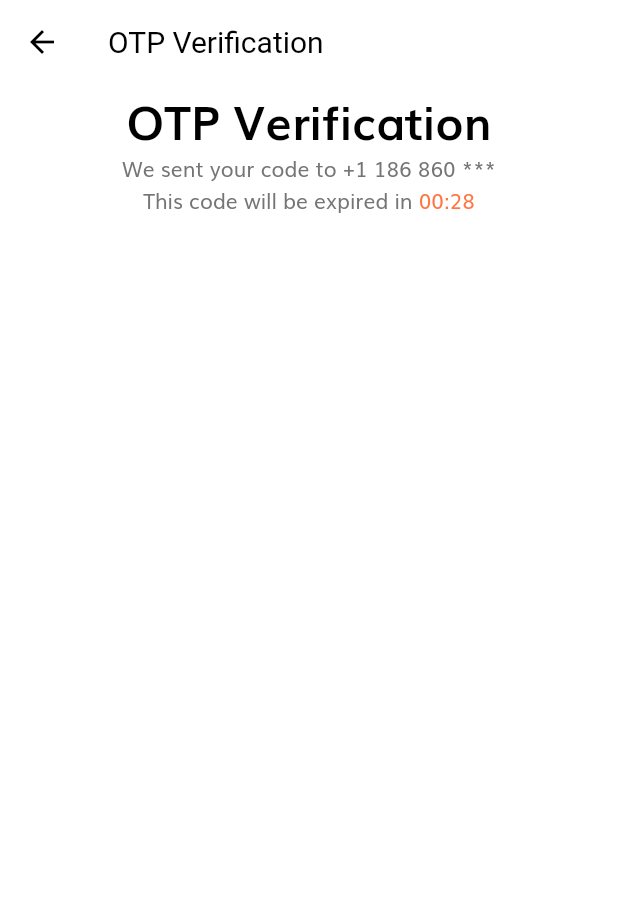
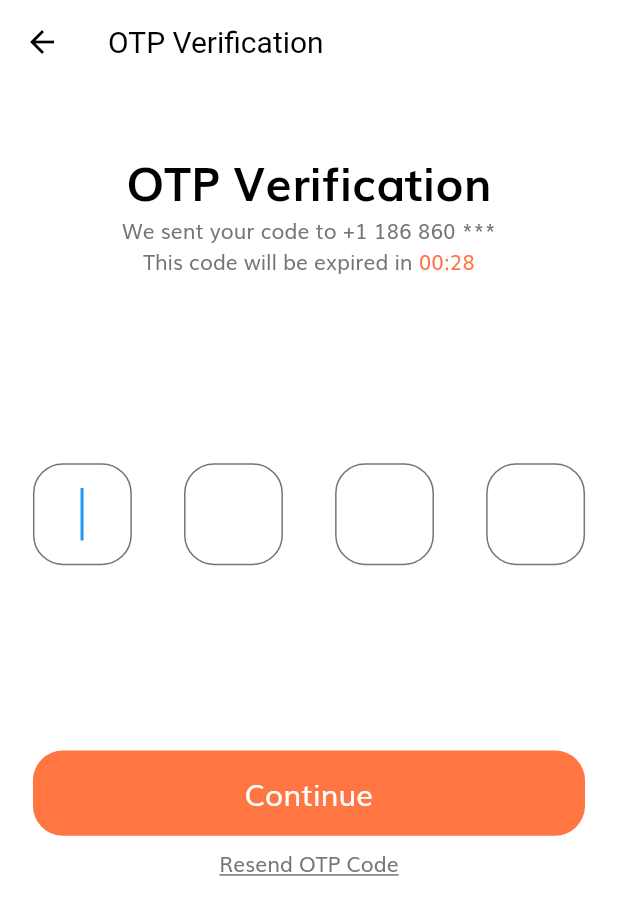
Before and after one commit to Juanr1m/E-commerce-UI, a Flutter app: the OtpScreen screen opened by its route, on a phone screen of 412 x 824 dp. Shown: the top 915 px of the screen. Run offline on Flutter 3.47's test engine with Material 2 defaults, Android fonts, the phone set to English and light mode, and no system bars; our stand-ins replace flutter_svg.

Commit message:
otp screen done

```diff
--- a/lib/constants.dart
+++ b/lib/constants.dart
@@ -30,3 +30,19 @@ const String kInvalidEmailError = "Please Enter Valid Email";
 const String kPassNullError = "Please Enter your password";
 const String kShortPassError = "Password is too short";
 const String kMatchPassError = "Passwords don't match";
+
+final otpInputDecoration = InputDecoration(
+  contentPadding: EdgeInsets.symmetric(
+    vertical: getProportionateScreenWidth(15),
+  ),
+  enabledBorder: outlineInputBorder(),
+  focusedBorder: outlineInputBorder(),
+  border: outlineInputBorder(),
+);
+
+OutlineInputBorder outlineInputBorder() {
+  return OutlineInputBorder(
+    borderRadius: BorderRadius.circular(20),
+    borderSide: BorderSide(color: kTextColor),
+  );
+}
--- a/lib/screens/otp/components/body.dart
+++ b/lib/screens/otp/components/body.dart
@@ -1,5 +1,8 @@
 import 'package:flutter/material.dart';
 import 'package:flutter_way/constants.dart';
+import 'package:flutter_way/size_config.dart';
+
+import 'otp_form.dart';
 
 class Body extends StatelessWidget {
   const Body({Key key}) : super(key: key);
@@ -8,15 +11,34 @@ class Body extends StatelessWidget {
   Widget build(BuildContext context) {
     return SizedBox(
       width: double.infinity,
+      child: Padding(
+        padding:
+            EdgeInsets.symmetric(horizontal: getProportionateScreenWidth(20)),
+        child: SingleChildScrollView(
           child: Column(
             children: [
+              SizedBox(height: SizeConfig.screenHeight * 0.05),
               Text(
                 "OTP Verification",
                 style: headingStyle,
               ),
               Text("We sent your code to +1 186 860 ***"),
               buildTimer(),
+              SizedBox(height: SizeConfig.screenHeight * 0.15),
+              OtpForm(),
+              SizedBox(height: SizeConfig.screenHeight * 0.01),
+              GestureDetector(
+                onTap: () {},
+                child: Text(
+                  "Resend OTP Code",
+                  style: TextStyle(
+                    decoration: TextDecoration.underline,
+                  ),
+                ),
+              ),
             ],
+          ),
+        ),
       ),
     );
   }
--- /dev/null
+++ b/lib/screens/otp/components/otp_form.dart
@@ -0,0 +1,114 @@
+import 'package:flutter/material.dart';
+import 'package:flutter_way/components/default_button.dart';
+
+import '../../../constants.dart';
+import '../../../size_config.dart';
+
+class OtpForm extends StatefulWidget {
+  @override
+  _OtpFormState createState() => _OtpFormState();
+}
+
+class _OtpFormState extends State<OtpForm> {
+  FocusNode pin2FocusNode;
+  FocusNode pin3FocusNode;
+  FocusNode pin4FocusNode;
+
+  @override
+  void initState() {
+    super.initState();
+    pin2FocusNode = FocusNode();
+    pin3FocusNode = FocusNode();
+    pin4FocusNode = FocusNode();
+  }
+
+  @override
+  void dispose() {
+    pin2FocusNode.dispose();
+    pin3FocusNode.dispose();
+    pin4FocusNode.dispose();
+    super.dispose();
+  }
+
+  void nextField({String value, FocusNode focusNode}) {
+    if (value.length == 1) {
+      focusNode.requestFocus();
+    }
+  }
+
+  @override
+  Widget build(BuildContext context) {
+    return Form(
+      child: Column(
+        children: [
+          Row(
+            mainAxisAlignment: MainAxisAlignment.spaceBetween,
+            children: [
+              SizedBox(
+                width: getProportionateScreenWidth(60),
+                child: TextFormField(
+                  autofocus: true,
+                  onChanged: (value) {
+                    nextField(value: value, focusNode: pin2FocusNode);
+                  },
+                  obscureText: true,
+                  style: TextStyle(fontSize: 24),
+                  decoration: otpInputDecoration,
+                  textAlign: TextAlign.center,
+                  keyboardType: TextInputType.number,
+                ),
+              ),
+              SizedBox(
+                width: getProportionateScreenWidth(60),
+                child: TextFormField(
+                  focusNode: pin2FocusNode,
+                  onChanged: (value) {
+                    nextField(value: value, focusNode: pin3FocusNode);
+                  },
+                  obscureText: true,
+                  style: TextStyle(fontSize: 24),
+                  decoration: otpInputDecoration,
+                  textAlign: TextAlign.center,
+                  keyboardType: TextInputType.number,
+                ),
+              ),
+              SizedBox(
+                width: getProportionateScreenWidth(60),
+                child: TextFormField(
+                  focusNode: pin3FocusNode,
+                  onChanged: (value) {
+                    nextField(value: value, focusNode: pin4FocusNode);
+                  },
+                  obscureText: true,
+                  style: TextStyle(fontSize: 24),
+                  decoration: otpInputDecoration,
+                  textAlign: TextAlign.center,
+                  keyboardType: TextInputType.number,
+                ),
+              ),
+              SizedBox(
+                width: getProportionateScreenWidth(60),
+                child: TextFormField(
+                  focusNode: pin4FocusNode,
+                  onChanged: (value) {
+                    pin4FocusNode.unfocus();
+                  },
+                  obscureText: true,
+                  style: TextStyle(fontSize: 24),
+                  decoration: otpInputDecoration,
+                  textAlign: TextAlign.center,
+                  keyboardType: TextInputType.number,
+                ),
+              ),
+            ],
+          ),
+          SizedBox(height: SizeConfig.screenHeight * 0.15),
+          DefaultButton(
+            text: "Continue",
+            press: () {},
+          ),
+        ],
+      ),
+    );
+  }
+}
```
Lines whose indentation alone changed are shown as unchanged.
